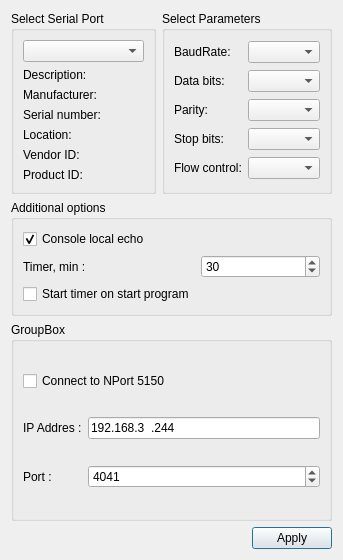
The window that settingsdialog.ui (trilml77/plotnomer-gui) describes before a commit, drawn with Qt 5.
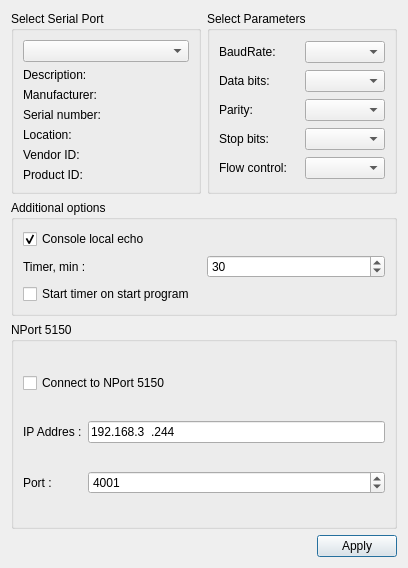
The same window after the commit.

Patch:
```diff
--- a/settingsdialog.ui
+++ b/settingsdialog.ui
@@ -6,8 +6,8 @@
    <rect>
     <x>0</x>
     <y>0</y>
-    <width>343</width>
-    <height>560</height>
+    <width>408</width>
+    <height>568</height>
    </rect>
   </property>
   <property name="windowTitle">
@@ -200,7 +200,7 @@
    <item row="2" column="0" rowspan="2" colspan="2">
     <widget class="QGroupBox" name="groupBox">
      <property name="title">
-      <string>GroupBox</string>
+      <string>NPort 5150</string>
      </property>
      <layout class="QGridLayout" name="gridLayout_5">
       <item row="0" column="0" colspan="2">
@@ -243,7 +243,7 @@
          <number>99999</number>
         </property>
         <property name="value">
-         <number>4041</number>
+         <number>4001</number>
         </property>
        </widget>
       </item>
```
